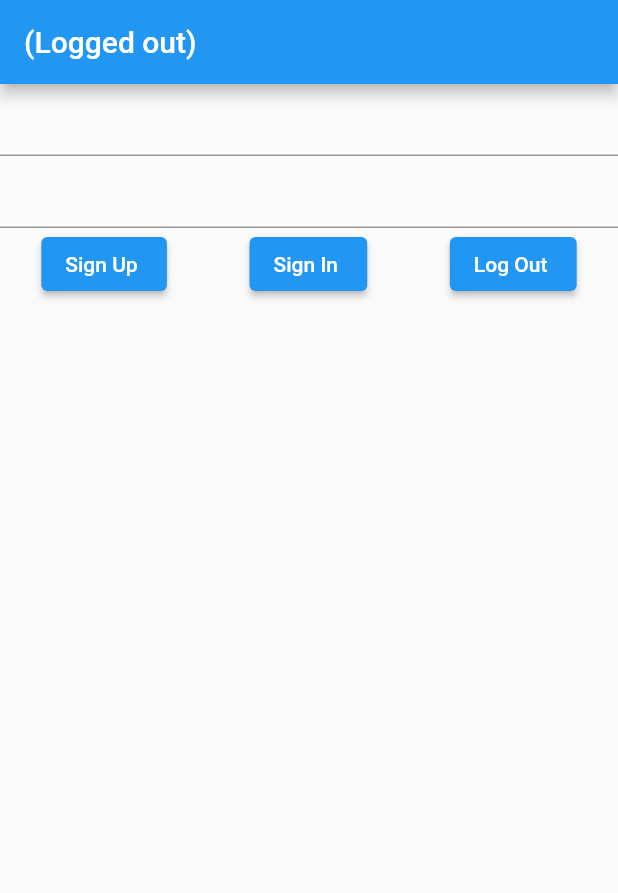
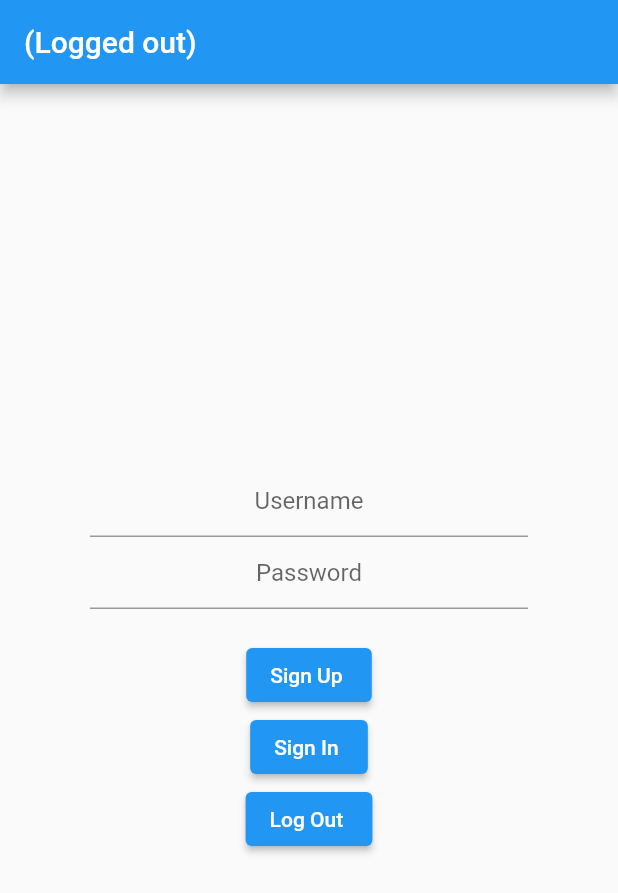
Before and after one commit to SpencerSchofield/StayingSafe, a Flutter app: the screen it shows after launch, on a phone screen of 412 x 824 dp. Shown: the top 893 px of the screen. Run offline on Flutter 3.47's test engine with Material 2 defaults, Android fonts, the phone set to English and light mode, and no system bars; our stand-ins replace firebase_auth, firebase_core; accounts and stored records are empty.

Commit message:
refactored login code and change layout of the page via centering everything

```diff
--- a/staying_safe/lib/main.dart
+++ b/staying_safe/lib/main.dart
@@ -1,91 +1,15 @@
-import 'package:firebase_auth/firebase_auth.dart';
+import 'package:flutter/material.dart';
+import './screens/home_screen.dart';
 import 'package:firebase_core/firebase_core.dart';
-import 'package:flutter/material.dart';
 
 void main() async {
   WidgetsFlutterBinding.ensureInitialized();
   await Firebase.initializeApp();
-  runApp(AuthApp());
-}
-
-class AuthApp extends StatefulWidget {
-  const AuthApp({Key? key}) : super(key: key);
-
-  @override
-  _AuthAppState createState() => _AuthAppState();
-}
-
-class _AuthAppState extends State<AuthApp> {
-  final emailcontroller = TextEditingController();
-  final passwordcontroller = TextEditingController();
-  @override
+  runApp(const AuthApp());
   Widget build(BuildContext context) {
-    User? user = FirebaseAuth.instance.currentUser;
-
     return MaterialApp(
-      home: Scaffold(
-        appBar: AppBar(
-            title: Text('(Logged ' + (user == null ? 'out' : 'in') + ')')),
-        body: Center(
-          child: Column(
-            children: [
-              TextField(
-                controller: emailcontroller,
-              ),
-              TextField(
-                controller: passwordcontroller,
-              ),
-              Row(
-                mainAxisAlignment: MainAxisAlignment.spaceAround,
-                children: [
-                  ElevatedButton(
-                      child: Text('Sign Up '),
-                      onPressed: () async {
-                        try {
-                          await FirebaseAuth.instance
-                              .createUserWithEmailAndPassword(
-                                  email: emailcontroller.text,
-                                  password: passwordcontroller.text);
-                          setState(() {});
-                        } on FirebaseAuthException catch (e) {
-                          if (e.code == 'weak-password') {
-                            print('The password provided is too weak.');
-                          } else if (e.code == 'email-already-in-use') {
-                            print('The account already exists for that email.');
-                          }
-                        } catch (e) {
-                          print(e);
-                        }
-                      }),
-                  ElevatedButton(
-                      child: Text('Sign In '),
-                      onPressed: () async {
-                        try {
-                          await FirebaseAuth.instance
-                              .signInWithEmailAndPassword(
-                                  email: emailcontroller.text,
-                                  password: passwordcontroller.text);
-                          setState(() {});
-                        } on FirebaseAuthException catch (e) {
-                          if (e.code == 'user-not-found') {
-                            print('No user found for that email.');
-                          } else if (e.code == 'wrong-password') {
-                            print('Wrong password provided for that user.');
-                          }
-                        }
-                      }),
-                  ElevatedButton(
-                      child: Text('Log Out '),
-                      onPressed: () async {
-                        await FirebaseAuth.instance.signOut();
-                        setState(() {});
-                      }),
-                ],
-              )
-            ],
-          ),
-        ),
-      ),
+      home: AuthApp(),
+      theme: ThemeData(primaryColor: Colors.black),
     );
   }
 }
--- /dev/null
+++ b/staying_safe/lib/screens/home_screen.dart
@@ -0,0 +1,95 @@
+import 'package:flutter/material.dart';
+import 'package:firebase_auth/firebase_auth.dart';
+
+class AuthApp extends StatefulWidget {
+  const AuthApp({Key? key}) : super(key: key);
+
+  @override
+  _AuthAppState createState() => _AuthAppState();
+}
+
+class _AuthAppState extends State<AuthApp> {
+  final emailcontroller = TextEditingController();
+  final passwordcontroller = TextEditingController();
+  @override
+  Widget build(BuildContext context) {
+    User? user = FirebaseAuth.instance.currentUser;
+
+    return MaterialApp(
+        home: Scaffold(
+            appBar: AppBar(
+                title: Text('(Logged ' + (user == null ? 'out' : 'in') + ')')),
+            body: Center(
+                child: Padding(
+                    padding: const EdgeInsets.all(60.0),
+                    child: Builder(builder: (BuildContext context) {
+                      return Column(
+                          mainAxisAlignment: MainAxisAlignment.center,
+                          children: [
+                            TextFormField(
+                              key: const ValueKey("username"),
+                              textAlign: TextAlign.center,
+                              decoration:
+                                  const InputDecoration(hintText: "Username"),
+                              controller: emailcontroller,
+                            ),
+                            TextFormField(
+                              key: const ValueKey("password"),
+                              textAlign: TextAlign.center,
+                              decoration:
+                                  const InputDecoration(hintText: "Password"),
+                              controller: passwordcontroller,
+                            ),
+                            const SizedBox(
+                              height: 20,
+                            ),
+                            ElevatedButton(
+                                child: Text('Sign Up '),
+                                onPressed: () async {
+                                  try {
+                                    await FirebaseAuth.instance
+                                        .createUserWithEmailAndPassword(
+                                            email: emailcontroller.text,
+                                            password: passwordcontroller.text);
+                                    setState(() {});
+                                  } on FirebaseAuthException catch (e) {
+                                    if (e.code == 'weak-password') {
+                                      print(
+                                          'The password provided is too weak.');
+                                    } else if (e.code ==
+                                        'email-already-in-use') {
+                                      print(
+                                          'The account already exists for that email.');
+                                    }
+                                  } catch (e) {
+                                    print(e);
+                                  }
+                                }),
+                            ElevatedButton(
+                                child: Text('Sign In '),
+                                onPressed: () async {
+                                  try {
+                                    await FirebaseAuth.instance
+                                        .signInWithEmailAndPassword(
+                                            email: emailcontroller.text,
+                                            password: passwordcontroller.text);
+                                    setState(() {});
+                                  } on FirebaseAuthException catch (e) {
+                                    if (e.code == 'user-not-found') {
+                                      print('No user found for that email.');
+                                    } else if (e.code == 'wrong-password') {
+                                      print(
+                                          'Wrong password provided for that user.');
+                                    }
+                                  }
+                                }),
+                            ElevatedButton(
+                                child: Text('Log Out '),
+                                onPressed: () async {
+                                  await FirebaseAuth.instance.signOut();
+                                  setState(() {});
+                                })
+                          ]);
+                    })))));
+  }
+}
```
Also changed, not shown: 1 other file.
